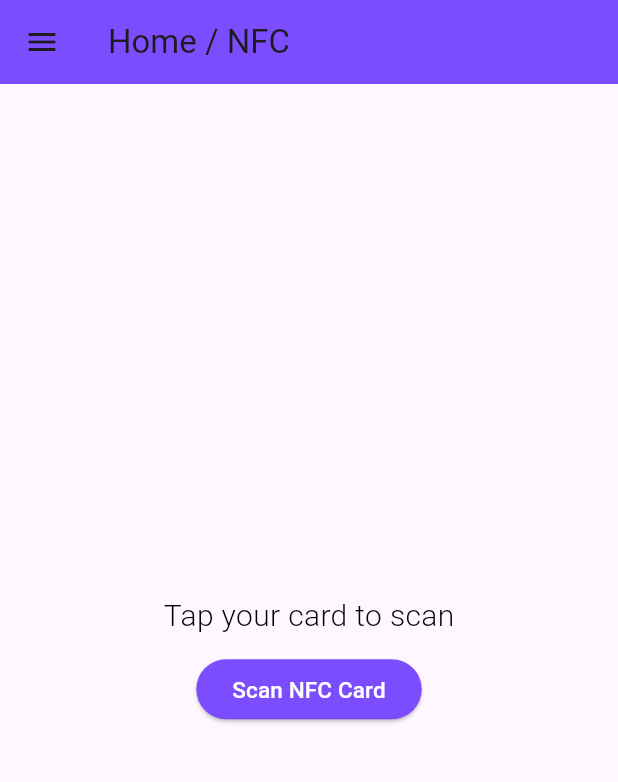
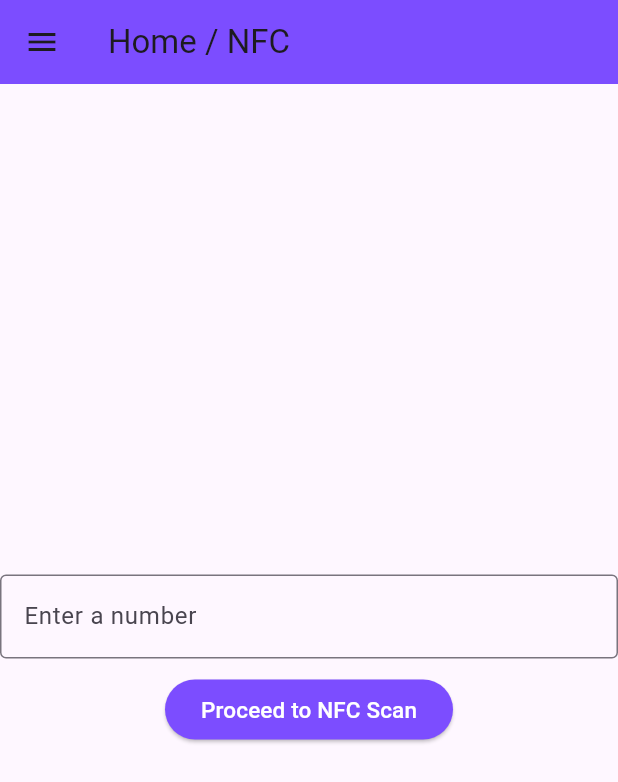
Before and after one commit to omerbsagir/flutter-sanalpos, a Flutter app: the HomeScreen screen opened by its route, on a phone screen of 412 x 824 dp. Shown: the top 782 px of the screen. Run offline on Flutter 3.47's test engine with Material 3 defaults, Android fonts, the phone set to English and light mode, and no system bars; our stand-ins replace flutter_secure_storage; missing offline and left inert: flutter_nfc_kit; accounts and stored records are empty; network calls fail.

Commit message:
NFC den önce para miktarı inputu oluşturuldu

```diff
--- a/lib/views/home_view/home_screen.dart
+++ b/lib/views/home_view/home_screen.dart
@@ -9,6 +9,8 @@ class HomeScreen extends StatefulWidget {
 
 class _HomeScreenState extends State<HomeScreen> {
   String _cardNumber = 'Tap your card to scan';
+  TextEditingController _numberController = TextEditingController();
+  bool _showNFCScan = false;
 
   Future<void> _scanNFC() async {
     try {
@@ -40,9 +42,50 @@ class _HomeScreenState extends State<HomeScreen> {
         child: Column(
           mainAxisAlignment: MainAxisAlignment.center,
           children: [
+            if (!_showNFCScan)
+              Column(
+                children: [
+                  TextField(
+                    controller: _numberController,
+                    keyboardType: TextInputType.number,
+                    decoration: InputDecoration(
+                      labelText: 'Enter a number',
+                      border: OutlineInputBorder(),
+                    ),
+                  ),
+                  SizedBox(height: 10),
+                  ElevatedButton(
+                    onPressed: () {
+                      if (_numberController.text.isNotEmpty) {
+                        setState(() {
+                          _showNFCScan = true;
+                        });
+                      } else {
+                        // Show an alert or a message if the input is empty
+                        ScaffoldMessenger.of(context).showSnackBar(
+                          SnackBar(content: Text('Please enter a number')),
+                        );
+                      }
+                    },
+                    style: ElevatedButton.styleFrom(
+                      backgroundColor: Colors.deepPurpleAccent,
+                    ),
+                    child: Text(
+                      "Proceed to NFC Scan",
+                      style: TextStyle(
+                        color: Colors.white,
+                        fontSize: 15,
+                      ),
+                    ),
+                  ),
+                ],
+              )
+            else
+              Column(
+                children: [
                   Text(
                     _cardNumber,
-              style : TextStyle(
+                    style: TextStyle(
                       color: Colors.black,
                       fontSize: 20,
                       fontWeight: FontWeight.w300,
@@ -51,12 +94,12 @@ class _HomeScreenState extends State<HomeScreen> {
                   SizedBox(height: 10),
                   ElevatedButton(
                     onPressed: _scanNFC,
-              style : ElevatedButton.styleFrom(
-                backgroundColor : Colors.deepPurpleAccent,
+                    style: ElevatedButton.styleFrom(
+                      backgroundColor: Colors.deepPurpleAccent,
                     ),
                     child: Text(
                       "Scan NFC Card",
-                style : TextStyle(
+                      style: TextStyle(
                         color: Colors.white,
                         fontSize: 15,
                       ),
@@ -64,6 +107,8 @@ class _HomeScreenState extends State<HomeScreen> {
                   ),
                 ],
               ),
+          ],
+        ),
       ),
     );
   }
```
Lines whose indentation alone changed are shown as unchanged.
